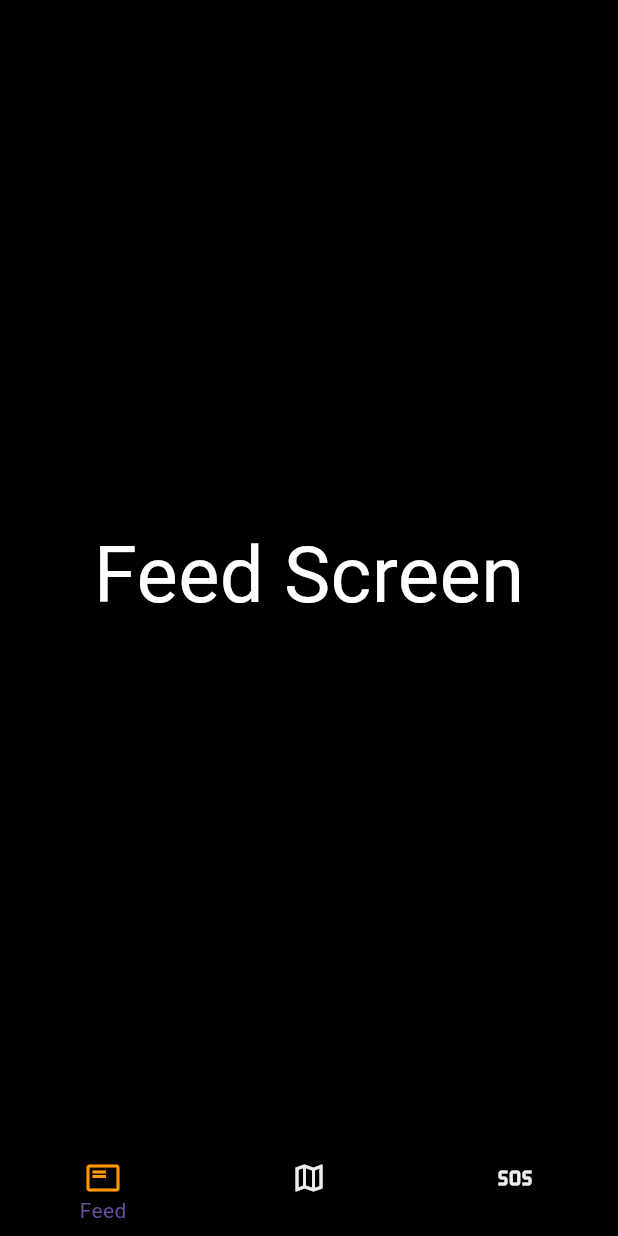
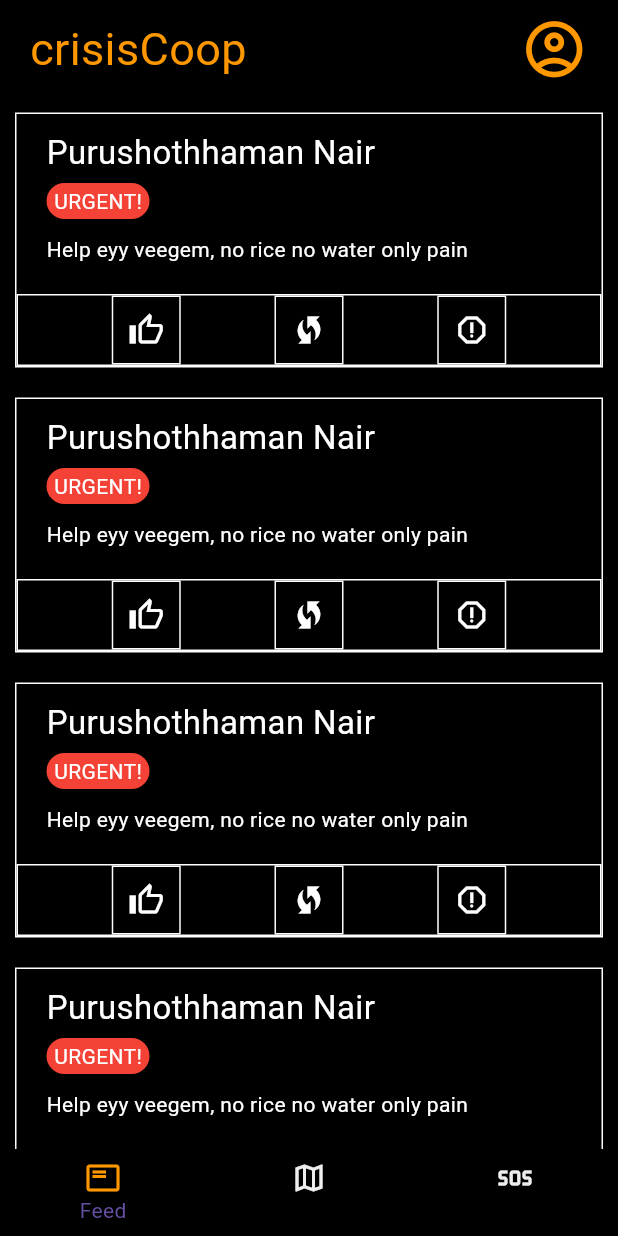
Before and after one commit to trulyPranav/crisisCoOp, a Flutter app: the screen it shows after launch, on a phone screen of 412 x 824 dp. Run offline on Flutter 3.47's test engine with Material 3 defaults, Android fonts, the phone set to English and light mode, and no system bars; our stand-ins replace loading_animation_widget; missing offline and left inert: flutter_osm_plugin.

Commit message:
feed and SOS structure completed

```diff
--- /dev/null
+++ b/lib/components/feed_app_bar.dart
@@ -0,0 +1,33 @@
+import 'package:flutter/material.dart';
+
+class ProfileComponent extends StatelessWidget implements PreferredSizeWidget {
+  const ProfileComponent({super.key});
+
+  @override
+  Widget build(BuildContext context) {
+    return Container(
+      margin: const EdgeInsets.fromLTRB(20, 10, 20, 10),
+      child: Row(
+        mainAxisAlignment: MainAxisAlignment.spaceBetween,
+        children: [
+          const Text('crisisCoop',
+            style: TextStyle(
+              fontSize: 30,
+              color: Colors.orange
+            ),
+          ),
+          GestureDetector(
+            onTap: () {},
+            child: const Icon(Icons.account_circle_outlined,
+              color: Colors.orange,
+              size: 45,
+            ),
+          )
+        ],
+      ),
+    );
+  }
+
+  @override
+  Size get preferredSize => Size.fromHeight(80.0); // Adjust height as needed
+}
--- /dev/null
+++ b/lib/components/feed_container.dart
@@ -0,0 +1,79 @@
+import 'package:flutter/material.dart';
+
+class Feedcontainer extends StatefulWidget {
+  const Feedcontainer({super.key});
+
+  @override
+  State<Feedcontainer> createState() => _FeedcontainerState();
+}
+
+class _FeedcontainerState extends State<Feedcontainer> {
+  @override
+  Widget build(BuildContext context) {
+    return Container(
+      margin: const EdgeInsets.all(10),
+      decoration: BoxDecoration(
+        shape: BoxShape.rectangle,
+        border: Border.all(color: Colors.white)
+      ),
+      child: Column(
+        crossAxisAlignment: CrossAxisAlignment.start,
+        children: [
+          Container(
+            margin: const EdgeInsets.only(top: 10, left: 20),
+            child: Column(
+              crossAxisAlignment: CrossAxisAlignment.start,
+              children: [
+                const Text("Purushothhaman Nair", style: TextStyle(color: Colors.white, fontSize: 22),),
+                const SizedBox(height: 5,),
+                Container(
+                  padding: const EdgeInsets.fromLTRB(5, 2, 5, 2),
+                  decoration: BoxDecoration(
+                    color: Colors.red,
+                    borderRadius: BorderRadius.circular(20)
+                  ),
+                  child: const Text("URGENT!", style: TextStyle(color: Colors.white),),
+                ),
+                const SizedBox(height:10,),
+                const Text("Help eyy veegem, no rice no water only pain", style: TextStyle(color: Colors.white),)
+              ],
+            ),
+          ),
+          const SizedBox(height: 20,),
+          Container(
+            decoration: BoxDecoration(
+              shape: BoxShape.rectangle,
+              border: Border.all(color: Colors.white)
+            ),
+            child: Row(
+              mainAxisAlignment: MainAxisAlignment.spaceEvenly,
+              children: [
+                Container(
+                  padding: const EdgeInsets.all(10),
+                  decoration: BoxDecoration(
+                    shape: BoxShape.rectangle,
+                    border: Border.all(color: Colors.white)
+                  ),
+                  child: const Icon(Icons.thumb_up_alt_outlined, color: Colors.white,)),
+                Container(
+                  padding: const EdgeInsets.all(10),
+                  decoration: BoxDecoration(
+                    shape: BoxShape.rectangle,
+                    border: Border.all(color: Colors.white)
+                  ),
+                  child: const Icon(Icons.wifi_protected_setup_sharp, color: Colors.white,)),
+                Container(
+                  padding: const EdgeInsets.all(10),
+                  decoration: BoxDecoration(
+                    shape: BoxShape.rectangle,
+                    border: Border.all(color: Colors.white)
+                  ),
+                  child: const Icon(Icons.report_gmailerrorred_outlined, color: Colors.white,))
+              ],
+            ),
+          )
+        ],
+      ),
+    );
+  }
+}
--- a/lib/pages/feed.dart
+++ b/lib/pages/feed.dart
@@ -1,4 +1,6 @@
 import 'package:flutter/material.dart';
+import 'package:yuva_hack/components/feed_app_bar.dart';
+import 'package:yuva_hack/components/feed_container.dart';
 
 class FeedScreen extends StatefulWidget {
   const FeedScreen({super.key});
@@ -10,6 +12,24 @@ class FeedScreen extends StatefulWidget {
 class _FeedScreenState extends State<FeedScreen> {
   @override
   Widget build(BuildContext context) {
-    return Center(child: const Text("Feed Screen", style: TextStyle(fontSize: 52, color: Colors.white),));
+    return const SafeArea(
+      child: Scaffold(
+        appBar: ProfileComponent(),
+        backgroundColor: Colors.black,
+        body: SingleChildScrollView(
+          child: Column(
+            mainAxisAlignment: MainAxisAlignment.start,
+            crossAxisAlignment: CrossAxisAlignment.start,
+            children: [
+              Feedcontainer(),
+              Feedcontainer(),
+              Feedcontainer(),
+              Feedcontainer(),
+              Feedcontainer(),
+            ],
+          ),
+        ),
+      ),
+    );
   }
 }
--- a/lib/pages/sos.dart
+++ b/lib/pages/sos.dart
@@ -10,6 +10,27 @@ class SosScreen extends StatefulWidget {
 class _SosScreenState extends State<SosScreen> {
   @override
   Widget build(BuildContext context) {
-    return Center(child: const Text("SOS Screen", style: TextStyle(fontSize: 52, color: Colors.white),));
+    return Scaffold(
+      backgroundColor: Colors.black,
+      body: Center(
+        child: ElevatedButton(
+          style: ElevatedButton.styleFrom(
+            shape: const CircleBorder(eccentricity: 0),
+            fixedSize: const Size.fromRadius(120),
+            foregroundColor: Colors.red,
+            backgroundColor: Colors.red,
+            elevation: 20,
+          ),
+          onPressed: () {},
+          child: const Text("SOS",
+            style: TextStyle(
+              color: Colors.white,
+              fontWeight: FontWeight.bold,
+              fontSize: 75
+            ),
+          ),
+        )
+      ),
+    );
   }
 }
```
